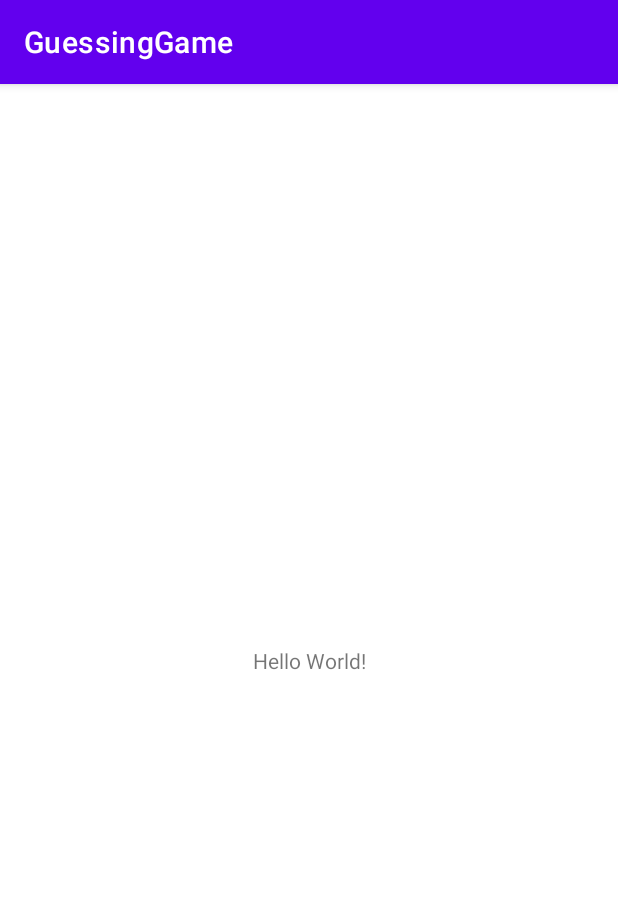
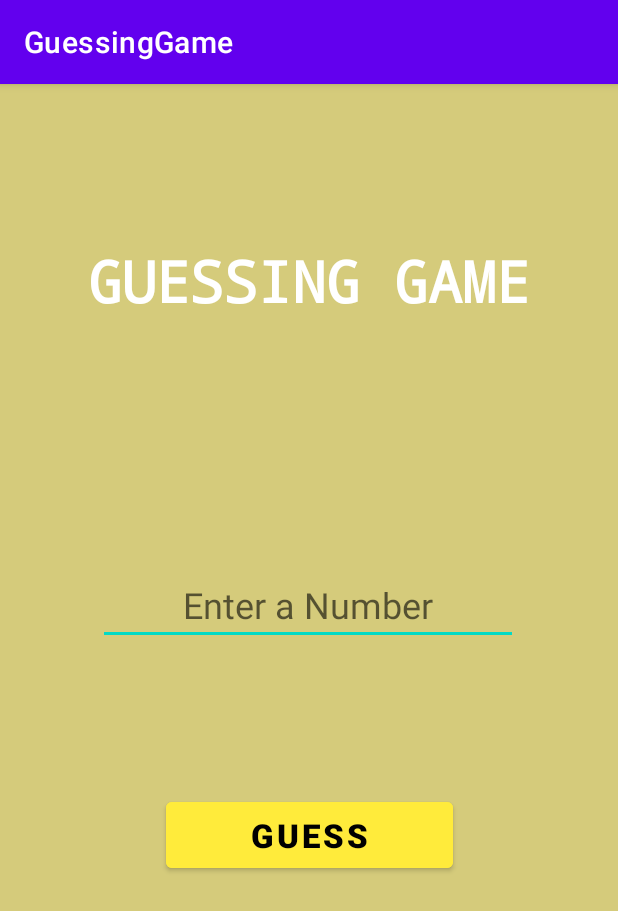
Before and after one commit to balochali/Android-Labs, an Android app: the screen it shows after launch (MainActivity), on a phone screen of 412 x 824 dp. Shown: the top 911 px of the screen. Run offline under Robolectric (Android 15) with nearby library versions, the phone set to English and light mode, and no system bars.

Commit message:
Design Done

```diff
--- a/GuessingGame/app/src/main/java/com/example/guessinggame/MainActivity.kt
+++ b/GuessingGame/app/src/main/java/com/example/guessinggame/MainActivity.kt
@@ -2,10 +2,20 @@ package com.example.guessinggame
 
 import androidx.appcompat.app.AppCompatActivity
 import android.os.Bundle
+import android.view.View
+import android.widget.TextView
+import java.util.*
 
 class MainActivity : AppCompatActivity() {
+
+
+
     override fun onCreate(savedInstanceState: Bundle?) {
         super.onCreate(savedInstanceState)
         setContentView(R.layout.activity_main)
     }
+
+    fun onGuess(view : View){
+        var textview = findViewById<TextView>(R.id.textView2)
+    }
 }
--- a/GuessingGame/app/src/main/res/layout/activity_main.xml
+++ b/GuessingGame/app/src/main/res/layout/activity_main.xml
@@ -4,15 +4,67 @@
     xmlns:tools="http://schemas.android.com/tools"
     android:layout_width="match_parent"
     android:layout_height="match_parent"
+    android:background="#E6A0A0"
+    android:backgroundTint="#D5CB7B"
     tools:context=".MainActivity">
 
     <TextView
+        android:id="@+id/textView"
         android:layout_width="wrap_content"
         android:layout_height="wrap_content"
-        android:text="Hello World!"
+        android:fontFamily="monospace"
+        android:outlineProvider="bounds"
+        android:text="GUESSING GAME"
+        android:textColor="#FFFFFF"
+        android:textSize="38sp"
+        android:textStyle="bold"
         app:layout_constraintBottom_toBottomOf="parent"
-        app:layout_constraintLeft_toLeftOf="parent"
-        app:layout_constraintRight_toRightOf="parent"
-        app:layout_constraintTop_toTopOf="parent" />
+        app:layout_constraintEnd_toEndOf="parent"
+        app:layout_constraintStart_toStartOf="parent"
+        app:layout_constraintTop_toTopOf="parent"
+        app:layout_constraintVertical_bias="0.147" />
+
+    <EditText
+        android:id="@+id/editTextNumber"
+        android:layout_width="wrap_content"
+        android:layout_height="wrap_content"
+        android:ems="10"
+        android:hint="Enter a Number"
+        android:inputType="number"
+        android:textAlignment="center"
+        android:textColor="#000000"
+        android:textSize="24sp"
+        app:layout_constraintBottom_toBottomOf="parent"
+        app:layout_constraintEnd_toEndOf="parent"
+        app:layout_constraintHorizontal_bias="0.496"
+        app:layout_constraintStart_toStartOf="parent"
+        app:layout_constraintTop_toBottomOf="@+id/textView"
+        app:layout_constraintVertical_bias="0.294" />
+
+    <TextView
+        android:id="@+id/textView2"
+        android:layout_width="wrap_content"
+        android:layout_height="wrap_content"
+        android:fontFamily="cursive"
+        android:textSize="36sp"
+        app:layout_constraintBottom_toTopOf="@+id/editTextNumber"
+        app:layout_constraintEnd_toEndOf="parent"
+        app:layout_constraintStart_toStartOf="parent"
+        app:layout_constraintTop_toBottomOf="@+id/textView" />
+
+    <Button
+        android:id="@+id/button"
+        android:layout_width="191dp"
+        android:layout_height="56dp"
+        android:backgroundTint="#FFEB3B"
+        android:fontFamily="sans-serif-black"
+        android:text="Guess"
+        android:textColor="#000000"
+        android:textSize="22sp"
+        app:layout_constraintBottom_toBottomOf="parent"
+        app:layout_constraintEnd_toEndOf="parent"
+        app:layout_constraintStart_toStartOf="parent"
+        app:layout_constraintTop_toBottomOf="@+id/editTextNumber"
+        app:layout_constraintVertical_bias="0.291" />
 
 </androidx.constraintlayout.widget.ConstraintLayout>
```
